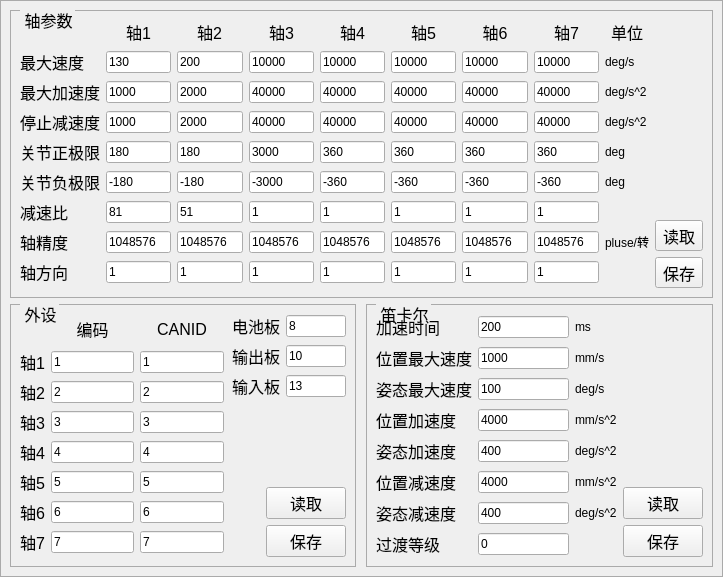
Before: the Qt Designer form zoweerobot/UI/cjointparamsetui.ui in yisea123/Robot_Delta_GitHubPro, drawn with Qt 5.
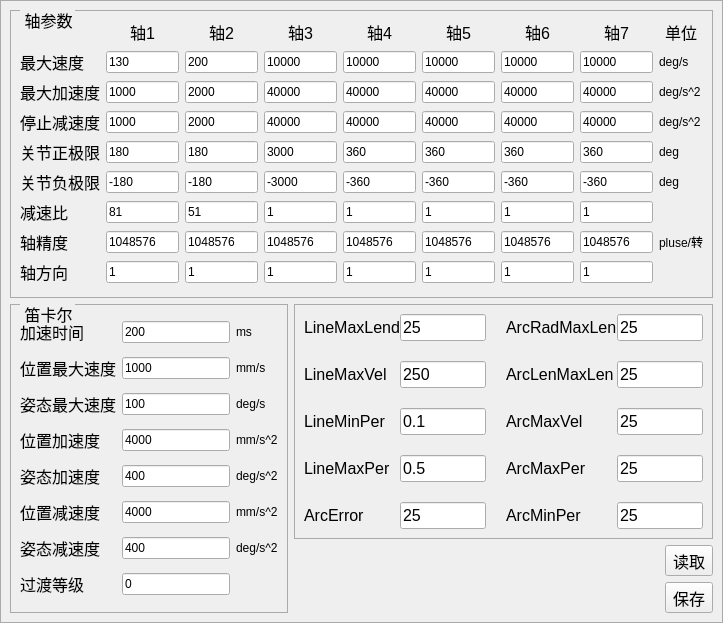
After: the same form once the commit is applied.

Diff of the .ui file:
```diff
--- a/zoweerobot/UI/cjointparamsetui.ui
+++ b/zoweerobot/UI/cjointparamsetui.ui
@@ -49,13 +49,7 @@
             padding: 0  0px;
         }</string>
      </property>
-     <layout class="QGridLayout" name="gridLayout_7">
-      <property name="horizontalSpacing">
-       <number>10</number>
-      </property>
-      <property name="verticalSpacing">
-       <number>6</number>
-      </property>
+     <layout class="QGridLayout" name="gridLayout_3" rowstretch="0,0,0" columnstretch="0,1" rowminimumheight="0,0,1">
       <item row="0" column="0" colspan="2">
        <widget class="QGroupBox" name="grbCommon">
         <property name="title">
@@ -736,400 +730,10 @@
            </item>
           </layout>
          </item>
-         <item>
-          <layout class="QVBoxLayout" name="verticalLayout">
-           <item>
-            <spacer name="verticalSpacer_2">
-             <property name="orientation">
-              <enum>Qt::Vertical</enum>
-             </property>
-             <property name="sizeHint" stdset="0">
-              <size>
-               <width>20</width>
-               <height>40</height>
-              </size>
-             </property>
-            </spacer>
-           </item>
-           <item>
-            <widget class="QToolButton" name="axisParamRDBtn">
-             <property name="font">
-              <font>
-               <pointsize>12</pointsize>
-              </font>
-             </property>
-             <property name="text">
-              <string>读取</string>
-             </property>
-            </widget>
-           </item>
-           <item>
-            <widget class="QToolButton" name="axisParamSV">
-             <property name="font">
-              <font>
-               <pointsize>12</pointsize>
-              </font>
-             </property>
-             <property name="text">
-              <string>保存</string>
-             </property>
-            </widget>
-           </item>
-          </layout>
-         </item>
         </layout>
        </widget>
       </item>
-      <item row="1" column="0">
-       <widget class="QGroupBox" name="grbAxisNO">
-        <property name="title">
-         <string>外设</string>
-        </property>
-        <layout class="QGridLayout" name="gridLayout_5">
-         <item row="0" column="0" rowspan="2">
-          <layout class="QGridLayout" name="gridLayout_4">
-           <property name="rightMargin">
-            <number>2</number>
-           </property>
-           <item row="1" column="1">
-            <widget class="QLineEdit" name="axis1_slot">
-             <property name="text">
-              <string>1</string>
-             </property>
-            </widget>
-           </item>
-           <item row="7" column="0">
-            <widget class="QLabel" name="label_63">
-             <property name="font">
-              <font>
-               <pointsize>12</pointsize>
-              </font>
-             </property>
-             <property name="text">
-              <string>轴7</string>
-             </property>
-            </widget>
-           </item>
-           <item row="2" column="1">
-            <widget class="QLineEdit" name="axis2_slot">
-             <property name="text">
-              <string>2</string>
-             </property>
-            </widget>
-           </item>
-           <item row="6" column="0">
-            <widget class="QLabel" name="label_62">
-             <property name="font">
-              <font>
-               <pointsize>12</pointsize>
-              </font>
-             </property>
-             <property name="text">
-              <string>轴6</string>
-             </property>
-            </widget>
-           </item>
-           <item row="5" column="0">
-            <widget class="QLabel" name="label_61">
-             <property name="font">
-              <font>
-               <pointsize>12</pointsize>
-              </font>
-             </property>
-             <property name="text">
-              <string>轴5</string>
-             </property>
-            </widget>
-           </item>
-           <item row="4" column="0">
-            <widget class="QLabel" name="label_52">
-             <property name="font">
-              <font>
-               <pointsize>12</pointsize>
-              </font>
-             </property>
-             <property name="text">
-              <string>轴4</string>
-             </property>
-            </widget>
-           </item>
-           <item row="7" column="1">
-            <widget class="QLineEdit" name="axis7_slot">
-             <property name="text">
-              <string>7</string>
-             </property>
-            </widget>
-           </item>
-           <item row="3" column="1">
-            <widget class="QLineEdit" name="axis3_slot">
-             <property name="text">
-              <string>3</string>
-             </property>
-            </widget>
-           </item>
-           <item row="4" column="1">
-            <widget class="QLineEdit" name="axis4_slot">
-             <property name="text">
-              <string>4</string>
-             </property>
-            </widget>
-           </item>
-           <item row="3" column="0">
-            <widget class="QLabel" name="label_51">
-             <property name="font">
-              <font>
-               <pointsize>12</pointsize>
-              </font>
-             </property>
-             <property name="text">
-              <string>轴3</string>
-             </property>
-            </widget>
-           </item>
-           <item row="2" column="0">
-            <widget class="QLabel" name="label_49">
-             <property name="font">
-              <font>
-               <pointsize>12</pointsize>
-              </font>
-             </property>
-             <property name="text">
-              <string>轴2</string>
-             </property>
-            </widget>
-           </item>
-           <item row="1" column="0">
-            <widget class="QLabel" name="label_48">
-             <property name="font">
-              <font>
-               <pointsize>12</pointsize>
-              </font>
-             </property>
-             <property name="text">
-              <string>轴1</string>
-             </property>
-            </widget>
-           </item>
-           <item row="0" column="1">
-            <widget class="QLabel" name="label_20">
-             <property name="maximumSize">
-              <size>
-               <width>16777215</width>
-               <height>30</height>
-              </size>
-             </property>
-             <property name="font">
-              <font>
-               <pointsize>12</pointsize>
-              </font>
-             </property>
-             <property name="text">
-              <string>编码</string>
-             </property>
-             <property name="alignment">
-              <set>Qt::AlignCenter</set>
-             </property>
-            </widget>
-           </item>
-           <item row="5" column="1">
-            <widget class="QLineEdit" name="axis5_slot">
-             <property name="text">
-              <string>5</string>
-             </property>
-            </widget>
-           </item>
-           <item row="6" column="1">
-            <widget class="QLineEdit" name="axis6_slot">
-             <property name="text">
-              <string>6</string>
-             </property>
-            </widget>
-           </item>
-           <item row="0" column="2">
-            <widget class="QLabel" name="label_21">
-             <property name="font">
-              <font>
-               <pointsize>12</pointsize>
-              </font>
-             </property>
-             <property name="text">
-              <string>CANID</string>
-             </property>
-             <property name="alignment">
-              <set>Qt::AlignCenter</set>
-             </property>
-            </widget>
-           </item>
-           <item row="1" column="2">
-            <widget class="QLineEdit" name="axis1_canid">
-             <property name="text">
-              <string>1</string>
-             </property>
-            </widget>
-           </item>
-           <item row="2" column="2">
-            <widget class="QLineEdit" name="axis2_canid">
-             <property name="text">
-              <string>2</string>
-             </property>
-            </widget>
-           </item>
-           <item row="3" column="2">
-            <widget class="QLineEdit" name="axis3_canid">
-             <property name="text">
-              <string>3</string>
-             </property>
-            </widget>
-           </item>
-           <item row="4" column="2">
-            <widget class="QLineEdit" name="axis4_canid">
-             <property name="text">
-              <string>4</string>
-             </property>
-            </widget>
-           </item>
-           <item row="5" column="2">
-            <widget class="QLineEdit" name="axis5_canid">
-             <property name="text">
-              <string>5</string>
-             </property>
-            </widget>
-           </item>
-           <item row="6" column="2">
-            <widget class="QLineEdit" name="axis6_canid">
-             <property name="text">
-              <string>6</string>
-             </property>
-            </widget>
-           </item>
-           <item row="7" column="2">
-            <widget class="QLineEdit" name="axis7_canid">
-             <property name="text">
-              <string>7</string>
-             </property>
-            </widget>
-           </item>
-          </layout>
-         </item>
-         <item row="0" column="1">
-          <layout class="QGridLayout" name="gridLayout_3">
-           <item row="0" column="0">
-            <widget class="QLabel" name="label_54">
-             <property name="font">
-              <font>
-               <pointsize>12</pointsize>
-              </font>
-             </property>
-             <property name="text">
-              <string>电池板</string>
-             </property>
-            </widget>
-           </item>
-           <item row="0" column="1">
-            <widget class="QLineEdit" name="battery_slot">
-             <property name="text">
-              <string>8</string>
-             </property>
-            </widget>
-           </item>
-           <item row="1" column="0">
-            <widget class="QLabel" name="label_56">
-             <property name="font">
-              <font>
-               <pointsize>12</pointsize>
-              </font>
-             </property>
-             <property name="text">
-              <string>输出板</string>
-             </property>
-            </widget>
-           </item>
-           <item row="1" column="1">
-            <widget class="QLineEdit" name="input_slot">
-             <property name="text">
-              <string>10</string>
-             </property>
-            </widget>
-           </item>
-           <item row="2" column="0">
-            <widget class="QLabel" name="label_57">
-             <property name="font">
-              <font>
-               <pointsize>12</pointsize>
-              </font>
-             </property>
-             <property name="text">
-              <string>输入板</string>
-             </property>
-            </widget>
-           </item>
-           <item row="2" column="1">
-            <widget class="QLineEdit" name="output_slot">
-             <property name="text">
-              <string>13</string>
-             </property>
-            </widget>
-           </item>
-          </layout>
-         </item>
-         <item row="1" column="1">
-          <layout class="QGridLayout" name="gridLayout_9">
-           <item row="2" column="1">
-            <widget class="QPushButton" name="extDevSVBtn">
-             <property name="font">
-              <font>
-               <pointsize>12</pointsize>
-              </font>
-             </property>
-             <property name="text">
-              <string>保存</string>
-             </property>
-            </widget>
-           </item>
-           <item row="0" column="1">
-            <spacer name="verticalSpacer_3">
-             <property name="orientation">
-              <enum>Qt::Vertical</enum>
-             </property>
-             <property name="sizeHint" stdset="0">
-              <size>
-               <width>20</width>
-               <height>40</height>
-              </size>
-             </property>
-            </spacer>
-           </item>
-           <item row="1" column="1">
-            <widget class="QPushButton" name="extDevRDBtn">
-             <property name="font">
-              <font>
-               <pointsize>12</pointsize>
-              </font>
-             </property>
-             <property name="text">
-              <string>读取</string>
-             </property>
-            </widget>
-           </item>
-           <item row="0" column="0">
-            <spacer name="horizontalSpacer">
-             <property name="orientation">
-              <enum>Qt::Horizontal</enum>
-             </property>
-             <property name="sizeHint" stdset="0">
-              <size>
-               <width>40</width>
-               <height>20</height>
-              </size>
-             </property>
-            </spacer>
-           </item>
-          </layout>
-         </item>
-        </layout>
-       </widget>
-      </item>
-      <item row="1" column="1">
+      <item row="1" column="0" rowspan="2">
        <widget class="QGroupBox" name="groupBox">
         <property name="title">
          <string>笛卡尔</string>
@@ -1137,6 +741,9 @@
         <layout class="QGridLayout" name="gridLayout_6">
          <item row="0" column="0">
           <layout class="QGridLayout" name="gridLayout_2">
+           <property name="verticalSpacing">
+            <number>12</number>
+           </property>
            <item row="1" column="1">
             <widget class="QLineEdit" name="carmaxpvel">
              <property name="text">
@@ -1340,42 +947,267 @@
            </item>
           </layout>
          </item>
+        </layout>
+       </widget>
+      </item>
+      <item row="1" column="1">
+       <widget class="QGroupBox" name="gridGroupBox_2">
+        <layout class="QGridLayout" name="gridLayout_7">
+         <property name="horizontalSpacing">
+          <number>20</number>
+         </property>
+         <property name="verticalSpacing">
+          <number>6</number>
+         </property>
+         <item row="0" column="0">
+          <layout class="QGridLayout" name="gridLayout_4">
+           <property name="verticalSpacing">
+            <number>20</number>
+           </property>
+           <item row="1" column="0">
+            <widget class="QLabel" name="label_24">
+             <property name="font">
+              <font>
+               <pointsize>12</pointsize>
+              </font>
+             </property>
+             <property name="text">
+              <string>LineMaxVel</string>
+             </property>
+            </widget>
+           </item>
+           <item row="2" column="1">
+            <widget class="QLineEdit" name="LineMinPer">
+             <property name="font">
+              <font>
+               <pointsize>12</pointsize>
+              </font>
+             </property>
+             <property name="text">
+              <string>0.1</string>
+             </property>
+            </widget>
+           </item>
+           <item row="0" column="1">
+            <widget class="QLineEdit" name="LineMaxLen">
+             <property name="font">
+              <font>
+               <pointsize>12</pointsize>
+              </font>
+             </property>
+             <property name="text">
+              <string>25</string>
+             </property>
+            </widget>
+           </item>
+           <item row="3" column="1">
+            <widget class="QLineEdit" name="LineMaxPer">
+             <property name="font">
+              <font>
+               <pointsize>12</pointsize>
+              </font>
+             </property>
+             <property name="text">
+              <string>0.5</string>
+             </property>
+            </widget>
+           </item>
+           <item row="3" column="0">
+            <widget class="QLabel" name="label_44">
+             <property name="font">
+              <font>
+               <pointsize>12</pointsize>
+              </font>
+             </property>
+             <property name="text">
+              <string>LineMaxPer</string>
+             </property>
+            </widget>
+           </item>
+           <item row="2" column="0">
+            <widget class="QLabel" name="label_42">
+             <property name="font">
+              <font>
+               <pointsize>12</pointsize>
+              </font>
+             </property>
+             <property name="text">
+              <string>LineMinPer</string>
+             </property>
+            </widget>
+           </item>
+           <item row="0" column="0">
+            <widget class="QLabel" name="label_22">
+             <property name="font">
+              <font>
+               <pointsize>12</pointsize>
+              </font>
+             </property>
+             <property name="text">
+              <string>LineMaxLend</string>
+             </property>
+            </widget>
+           </item>
+           <item row="1" column="1">
+            <widget class="QLineEdit" name="LineMaxVel">
+             <property name="font">
+              <font>
+               <pointsize>12</pointsize>
+              </font>
+             </property>
+             <property name="text">
+              <string>250</string>
+             </property>
+            </widget>
+           </item>
+           <item row="4" column="0">
+            <widget class="QLabel" name="label_46">
+             <property name="font">
+              <font>
+               <pointsize>12</pointsize>
+              </font>
+             </property>
+             <property name="text">
+              <string>ArcError</string>
+             </property>
+            </widget>
+           </item>
+           <item row="4" column="1">
+            <widget class="QLineEdit" name="ArcError">
+             <property name="font">
+              <font>
+               <pointsize>12</pointsize>
+              </font>
+             </property>
+             <property name="text">
+              <string>25</string>
+             </property>
+            </widget>
+           </item>
+          </layout>
+         </item>
          <item row="0" column="1">
-          <layout class="QVBoxLayout" name="verticalLayout_3">
-           <item>
-            <spacer name="verticalSpacer">
-             <property name="orientation">
-              <enum>Qt::Vertical</enum>
+          <layout class="QGridLayout" name="gridLayout_5">
+           <property name="verticalSpacing">
+            <number>20</number>
+           </property>
+           <item row="0" column="1">
+            <widget class="QLineEdit" name="ArcRadMaxLen">
+             <property name="font">
+              <font>
+               <pointsize>12</pointsize>
+              </font>
              </property>
-             <property name="sizeHint" stdset="0">
-              <size>
-               <width>20</width>
-               <height>40</height>
-              </size>
+             <property name="text">
+              <string>25</string>
              </property>
-            </spacer>
+            </widget>
            </item>
-           <item>
-            <widget class="QPushButton" name="routeParamRDBtn">
+           <item row="3" column="1">
+            <widget class="QLineEdit" name="ArcMaxPer">
              <property name="font">
               <font>
                <pointsize>12</pointsize>
               </font>
              </property>
              <property name="text">
-              <string>读取</string>
+              <string>25</string>
              </property>
             </widget>
            </item>
-           <item>
-            <widget class="QPushButton" name="routeParamSVBtn">
+           <item row="1" column="0">
+            <widget class="QLabel" name="label_25">
              <property name="font">
               <font>
                <pointsize>12</pointsize>
               </font>
              </property>
              <property name="text">
-              <string>保存</string>
+              <string>ArcLenMaxLen</string>
+             </property>
+            </widget>
+           </item>
+           <item row="2" column="1">
+            <widget class="QLineEdit" name="ArcMaxVel">
+             <property name="font">
+              <font>
+               <pointsize>12</pointsize>
+              </font>
+             </property>
+             <property name="text">
+              <string>25</string>
+             </property>
+            </widget>
+           </item>
+           <item row="3" column="0">
+            <widget class="QLabel" name="label_45">
+             <property name="font">
+              <font>
+               <pointsize>12</pointsize>
+              </font>
+             </property>
+             <property name="text">
+              <string>ArcMaxPer</string>
+             </property>
+            </widget>
+           </item>
+           <item row="0" column="0">
+            <widget class="QLabel" name="label_23">
+             <property name="font">
+              <font>
+               <pointsize>12</pointsize>
+              </font>
+             </property>
+             <property name="text">
+              <string>ArcRadMaxLen</string>
+             </property>
+            </widget>
+           </item>
+           <item row="2" column="0">
+            <widget class="QLabel" name="label_43">
+             <property name="font">
+              <font>
+               <pointsize>12</pointsize>
+              </font>
+             </property>
+             <property name="text">
+              <string>ArcMaxVel</string>
+             </property>
+            </widget>
+           </item>
+           <item row="1" column="1">
+            <widget class="QLineEdit" name="ArcLenMaxLen">
+             <property name="font">
+              <font>
+               <pointsize>12</pointsize>
+              </font>
+             </property>
+             <property name="text">
+              <string>25</string>
+             </property>
+            </widget>
+           </item>
+           <item row="4" column="0">
+            <widget class="QLabel" name="label_47">
+             <property name="font">
+              <font>
+               <pointsize>12</pointsize>
+              </font>
+             </property>
+             <property name="text">
+              <string>ArcMinPer</string>
+             </property>
+            </widget>
+           </item>
+           <item row="4" column="1">
+            <widget class="QLineEdit" name="ArcMinPer">
+             <property name="font">
+              <font>
+               <pointsize>12</pointsize>
+              </font>
+             </property>
+             <property name="text">
+              <string>25</string>
              </property>
             </widget>
            </item>
@@ -1384,6 +1216,51 @@
         </layout>
        </widget>
       </item>
+      <item row="2" column="1">
+       <layout class="QHBoxLayout" name="horizontalLayout_2">
+        <item>
+         <spacer name="horizontalSpacer">
+          <property name="orientation">
+           <enum>Qt::Horizontal</enum>
+          </property>
+          <property name="sizeHint" stdset="0">
+           <size>
+            <width>40</width>
+            <height>20</height>
+           </size>
+          </property>
+         </spacer>
+        </item>
+        <item>
+         <layout class="QVBoxLayout" name="verticalLayout">
+          <item>
+           <widget class="QToolButton" name="axisParamRDBtn">
+            <property name="font">
+             <font>
+              <pointsize>12</pointsize>
+             </font>
+            </property>
+            <property name="text">
+             <string>读取</string>
+            </property>
+           </widget>
+          </item>
+          <item>
+           <widget class="QToolButton" name="axisParamSV">
+            <property name="font">
+             <font>
+              <pointsize>12</pointsize>
+             </font>
+            </property>
+            <property name="text">
+             <string>保存</string>
+            </property>
+           </widget>
+          </item>
+         </layout>
+        </item>
+       </layout>
+      </item>
      </layout>
     </widget>
    </item>
```
